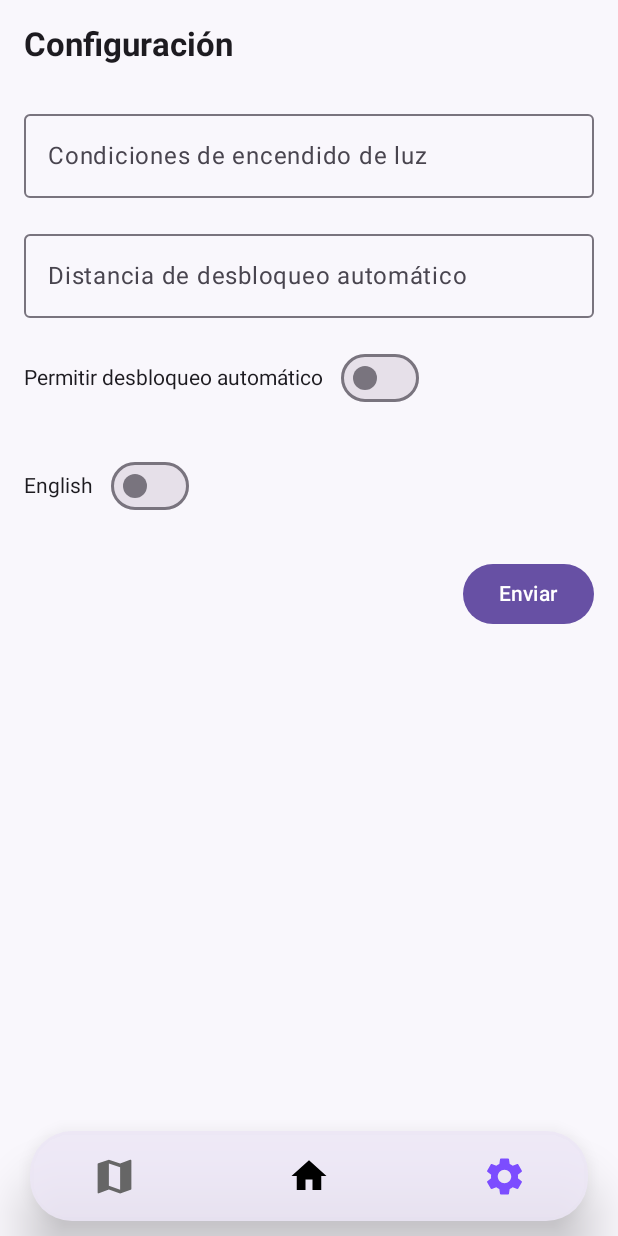
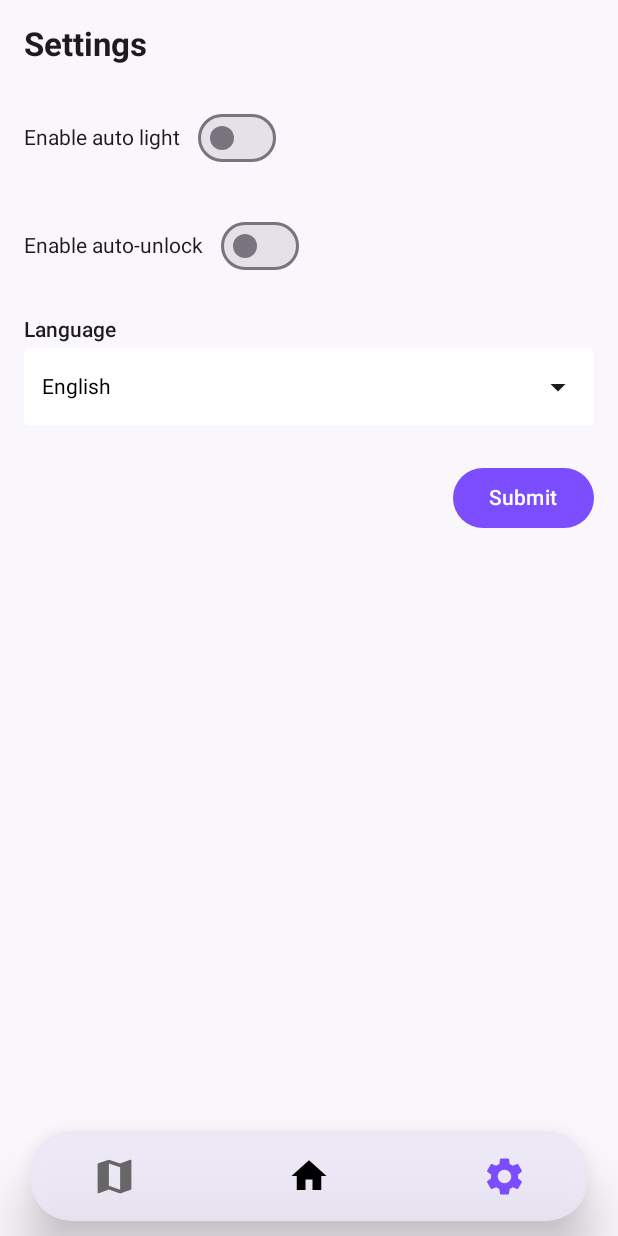
Before and after one commit to benramort/IoTProject, an Android app built with Jetpack Compose: the @Preview function SettingsScreenPreview, on a phone screen of 412 x 824 dp. Run offline under Robolectric (Android 15) with nearby library versions, the phone set to English and light mode, and no system bars; network calls fail.

Commit message:
Client Calendar and Settings

```diff
--- a/client/app/build.gradle.kts
+++ b/client/app/build.gradle.kts
@@ -2,7 +2,7 @@ plugins {
     alias(libs.plugins.android.application)
     alias(libs.plugins.kotlin.android) // Kotlin for Android
     alias(libs.plugins.kotlin.compose)
-    id("org.jetbrains.kotlin.plugin.serialization") version "1.9.0"
+    //id("org.jetbrains.kotlin.plugin.serialization") version "1.9.0"
 }
 
 
--- a/client/app/src/main/java/com/example/iotclient/SettingsScreen.kt
+++ b/client/app/src/main/java/com/example/iotclient/SettingsScreen.kt
@@ -1,12 +1,17 @@
 package com.example.weddingapp.ui.settings
 
 import androidx.compose.foundation.background
+import androidx.compose.foundation.clickable
 import androidx.compose.foundation.layout.*
 import androidx.compose.foundation.rememberScrollState
 import androidx.compose.foundation.shape.RoundedCornerShape
 import androidx.compose.foundation.verticalScroll
 import androidx.compose.material.icons.Icons
-import androidx.compose.material.icons.filled.*
+import androidx.compose.material.icons.filled.ArrowDropDown
+import androidx.compose.material.icons.filled.ArrowDropUp
+import androidx.compose.material.icons.filled.Home
+import androidx.compose.material.icons.filled.Map
+import androidx.compose.material.icons.filled.Settings
 import androidx.compose.material3.*
 import androidx.compose.runtime.*
 import androidx.compose.ui.Alignment
@@ -16,22 +21,23 @@ import androidx.compose.ui.text.font.FontWeight
 import androidx.compose.ui.tooling.preview.Preview
 import androidx.compose.ui.unit.dp
 
-// -------------------------------------------------------
-// COLORS
-// -------------------------------------------------------
 val PurpleMain = Color(0xFF7C4DFF)
 val PurpleSoft = Color(0xFFEDE7F6)
 val BackgroundSoft = Color(0xFFF9F7FC)
 
-// -------------------------------------------------------
-// SETTINGS SCREEN
-// -------------------------------------------------------
 @Composable
 fun SettingsScreen(onNavigate: (String) -> Unit) {
-    var lightCondition by remember { mutableStateOf("") }
-    var unlockDistance by remember { mutableStateOf("") }
-    var allowAutoUnlock by remember { mutableStateOf(false) }
-    var inEnglish by remember { mutableStateOf(false) }
+
+    var autoLight by remember { mutableStateOf(false) }
+    var lightTemperature by remember { mutableStateOf("20°C") }
+    val lightOptions = listOf("15°C", "20°C", "25°C", "30°C")
+
+    var autoUnlock by remember { mutableStateOf(false) }
+    var unlockDistance by remember { mutableStateOf("1 m") }
+    val distanceOptions = listOf("0.5 m", "1 m", "2 m", "5 m")
+
+    var selectedLanguage by remember { mutableStateOf("English") }
+    val languageOptions = listOf("English", "Español")
 
     val scrollState = rememberScrollState()
 
@@ -48,58 +54,138 @@ fun SettingsScreen(onNavigate: (String) -> Unit) {
                 .verticalScroll(scrollState),
             verticalArrangement = Arrangement.Top
         ) {
+
             Text(
-                text = if (!inEnglish) "Configuración" else "Settings",
+                text = if (selectedLanguage == "Español") "Configuración" else "Settings",
                 style = MaterialTheme.typography.titleLarge.copy(fontWeight = FontWeight.Bold),
                 modifier = Modifier.padding(bottom = 24.dp)
             )
 
-            // Light condition input
-            OutlinedTextField(
-                value = lightCondition,
-                onValueChange = { lightCondition = it },
-                label = { Text(if (!inEnglish) "Condiciones de encendido de luz" else "Light conditions") },
-                modifier = Modifier.fillMaxWidth()
-            )
-            Spacer(modifier = Modifier.height(16.dp))
+            // AUTO LIGHT
+            Row(verticalAlignment = Alignment.CenterVertically, modifier = Modifier.fillMaxWidth()) {
+                Text(if (selectedLanguage == "Español") "Encendido automático de luz" else "Enable auto light")
+                Spacer(modifier = Modifier.width(12.dp))
+                Switch(checked = autoLight, onCheckedChange = { autoLight = it })
+            }
 
-            // Unlock distance input
-            OutlinedTextField(
-                value = unlockDistance,
-                onValueChange = { unlockDistance = it },
-                label = { Text(if (!inEnglish) "Distancia de desbloqueo automático" else "Auto-unlock distance") },
-                modifier = Modifier.fillMaxWidth()
-            )
-            Spacer(modifier = Modifier.height(16.dp))
+            if (autoLight) {
+                Spacer(modifier = Modifier.height(8.dp))
+                SimpleDropdown(
+                    options = lightOptions,
+                    selectedOption = lightTemperature,
+                    onOptionSelected = { lightTemperature = it },
+                    label = if (selectedLanguage == "Español") "Temperatura de activación" else "Activation temperature"
+                )
+            }
 
-            // Allow auto-unlock switch
-            Row(
-                verticalAlignment = Alignment.CenterVertically,
-                modifier = Modifier.fillMaxWidth()
-            ) {
-                Text(if (!inEnglish) "Permitir desbloqueo automático" else "Allow auto-unlock")
-                Spacer(modifier = Modifier.width(12.dp))
-                Switch(checked = allowAutoUnlock, onCheckedChange = { allowAutoUnlock = it })
-            }
             Spacer(modifier = Modifier.height(24.dp))
 
-            // English toggle
-            Row(
-                verticalAlignment = Alignment.CenterVertically,
-                modifier = Modifier.fillMaxWidth()
-            ) {
-                Text("English")
+            // AUTO UNLOCK
+            Row(verticalAlignment = Alignment.CenterVertically, modifier = Modifier.fillMaxWidth()) {
+                Text(if (selectedLanguage == "Español") "Desbloqueo automático" else "Enable auto-unlock")
                 Spacer(modifier = Modifier.width(12.dp))
-                Switch(checked = inEnglish, onCheckedChange = { inEnglish = it })
+                Switch(checked = autoUnlock, onCheckedChange = { autoUnlock = it })
             }
+
+            if (autoUnlock) {
+                Spacer(modifier = Modifier.height(8.dp))
+                SimpleDropdown(
+                    options = distanceOptions,
+                    selectedOption = unlockDistance,
+                    onOptionSelected = { unlockDistance = it },
+                    label = if (selectedLanguage == "Español") "Distancia de desbloqueo" else "Unlock distance"
+                )
+            }
+
             Spacer(modifier = Modifier.height(24.dp))
 
-            // Submit button
+            // LANGUAGE
+            SimpleDropdown(
+                options = languageOptions,
+                selectedOption = selectedLanguage,
+                onOptionSelected = { selectedLanguage = it },
+                label = if (selectedLanguage == "Español") "Idioma" else "Language"
+            )
+
+            Spacer(modifier = Modifier.height(24.dp))
+
+            // SUBMIT BUTTON
             Button(
-                onClick = { /* TODO: Handle submit */ },
-                modifier = Modifier.align(Alignment.End)
+                onClick = {
+                    println("----- SETTINGS SUBMITTED -----")
+                    println("Auto Light: $autoLight")
+                    println("Light Temperature: $lightTemperature")
+                    println("Auto Unlock: $autoUnlock")
+                    println("Unlock Distance: $unlockDistance")
+                    println("Language: $selectedLanguage")
+                },
+                modifier = Modifier.align(Alignment.End),
+                colors = ButtonDefaults.buttonColors(
+                    containerColor = PurpleMain,
+                    contentColor = Color.White
+                )
             ) {
-                Text(if (!inEnglish) "Enviar" else "Submit")
+                Text(if (selectedLanguage == "Español") "Enviar" else "Submit")
+            }
+        }
+    }
+}
+
+@Composable
+fun SimpleDropdown(
+    options: List<String>,
+    selectedOption: String,
+    onOptionSelected: (String) -> Unit,
+    label: String
+) {
+    var expanded by remember { mutableStateOf(false) }
+
+    Column(modifier = Modifier.fillMaxWidth()) {
+        Text(text = label, fontWeight = FontWeight.Medium)
+
+        Box(
+            modifier = Modifier
+                .fillMaxWidth()
+                .padding(top = 4.dp)
+        ) {
+            // Clickable box that triggers dropdown
+            Row(
+                modifier = Modifier
+                    .fillMaxWidth()
+                    .background(Color.White, RoundedCornerShape(4.dp))
+                    .clickable {
+                        expanded = !expanded
+                        println("Dropdown clicked! Expanded: $expanded") // Debug
+                    }
+                    .padding(horizontal = 12.dp, vertical = 14.dp),
+                verticalAlignment = Alignment.CenterVertically
+            ) {
+                Text(selectedOption, color = Color.Black)
+                Spacer(modifier = Modifier.weight(1f))
+                Icon(
+                    imageVector = if (expanded) Icons.Default.ArrowDropUp else Icons.Default.ArrowDropDown,
+                    contentDescription = null
+                )
+            }
+
+            // DropdownMenu - removed fillMaxWidth()
+            DropdownMenu(
+                expanded = expanded,
+                onDismissRequest = {
+                    expanded = false
+                    println("Dropdown dismissed") // Debug
+                }
+            ) {
+                options.forEach { option ->
+                    DropdownMenuItem(
+                        text = { Text(option) },
+                        onClick = {
+                            println("Selected: $option") // Debug
+                            onOptionSelected(option)
+                            expanded = false
+                        }
+                    )
+                }
             }
         }
     }
@@ -155,9 +241,6 @@ fun BottomNavigationBar(currentScreen: String, onNavigate: (String) -> Unit) {
     }
 }
 
-// -------------------------------------------------------
-// PREVIEW
-// -------------------------------------------------------
 @Preview(showBackground = true)
 @Composable
 fun SettingsScreenPreview() {
```
Also changed, not shown: client/app/src/main/java/com/example/iotclient/MapScreen.kt (+40 -51 lines).
